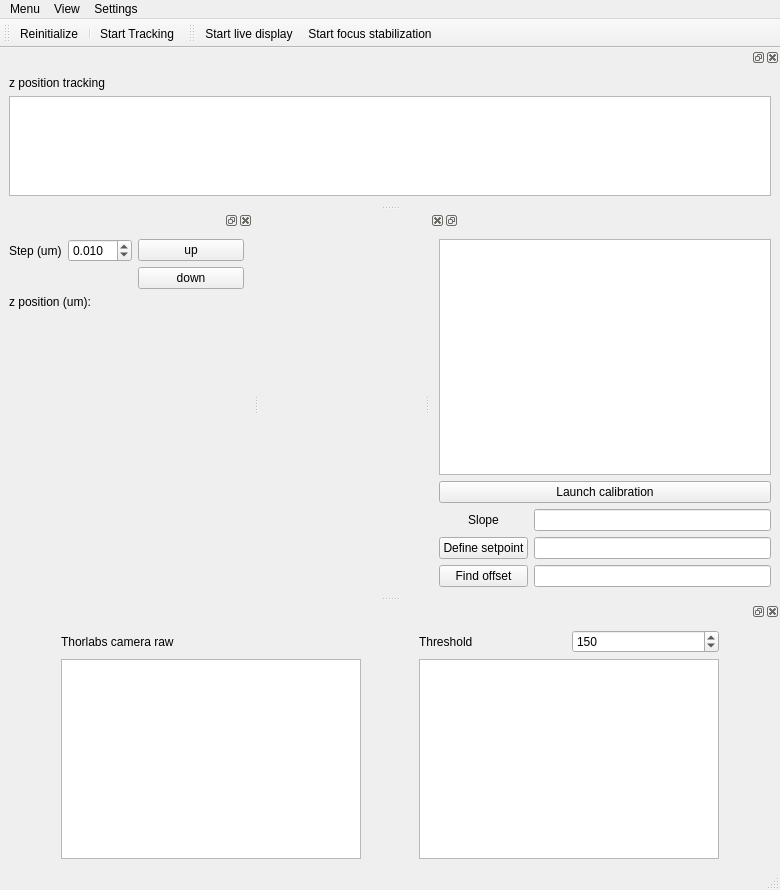
Old version of the form gui/focus/ui_focus.ui in the repository fbarho/qudi-cbs.
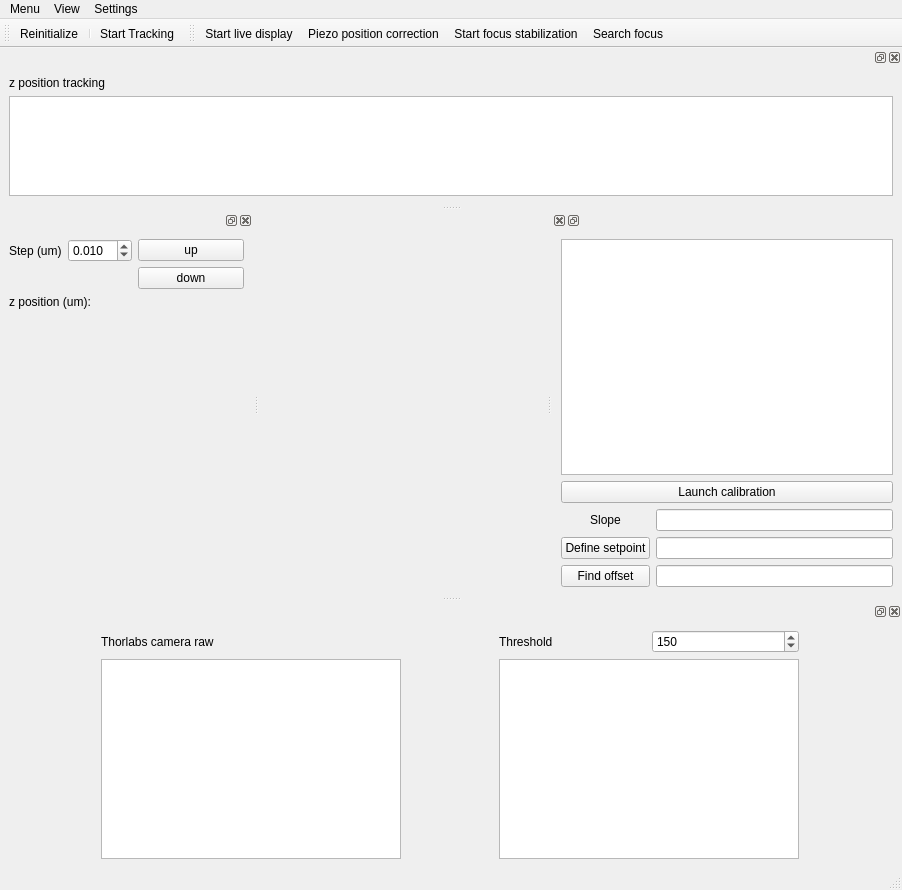
New version of the form. Custom widgets are drawn as their Qt base class.

Commit message:
integrated new functionality on GUI
needs testing with real devices

Patch:
```diff
--- a/gui/focus/ui_focus.ui
+++ b/gui/focus/ui_focus.ui
@@ -6,7 +6,7 @@
    <rect>
     <x>0</x>
     <y>0</y>
-    <width>780</width>
+    <width>902</width>
     <height>890</height>
    </rect>
   </property>
@@ -19,7 +19,7 @@
     <rect>
      <x>0</x>
      <y>0</y>
-     <width>780</width>
+     <width>902</width>
      <height>22</height>
     </rect>
    </property>
@@ -363,7 +363,9 @@
     <bool>false</bool>
    </attribute>
    <addaction name="start_live_Action"/>
+   <addaction name="piezo_position_correction_Action"/>
    <addaction name="autofocus_Action"/>
+   <addaction name="search_focus_Action"/>
   </widget>
   <action name="close_MenuAction">
    <property name="text">
@@ -462,6 +464,22 @@
     <string>Camera settings</string>
    </property>
   </action>
+  <action name="search_focus_Action">
+   <property name="checkable">
+    <bool>true</bool>
+   </property>
+   <property name="text">
+    <string>Search focus</string>
+   </property>
+  </action>
+  <action name="piezo_position_correction_Action">
+   <property name="text">
+    <string>Piezo position correction</string>
+   </property>
+   <property name="toolTip">
+    <string>Moves the piezo within a range of 25 - 50 um to allow travel range in both directions</string>
+   </property>
+  </action>
  </widget>
  <customwidgets>
   <customwidget>
```
The commit also changes 4 other files.
